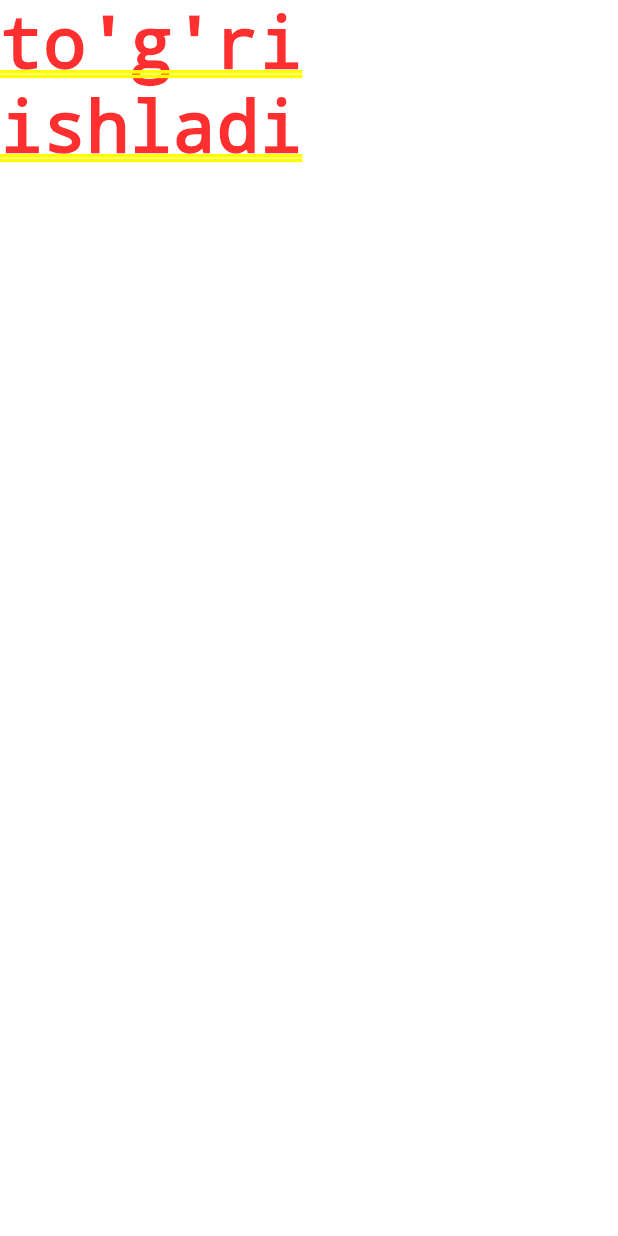
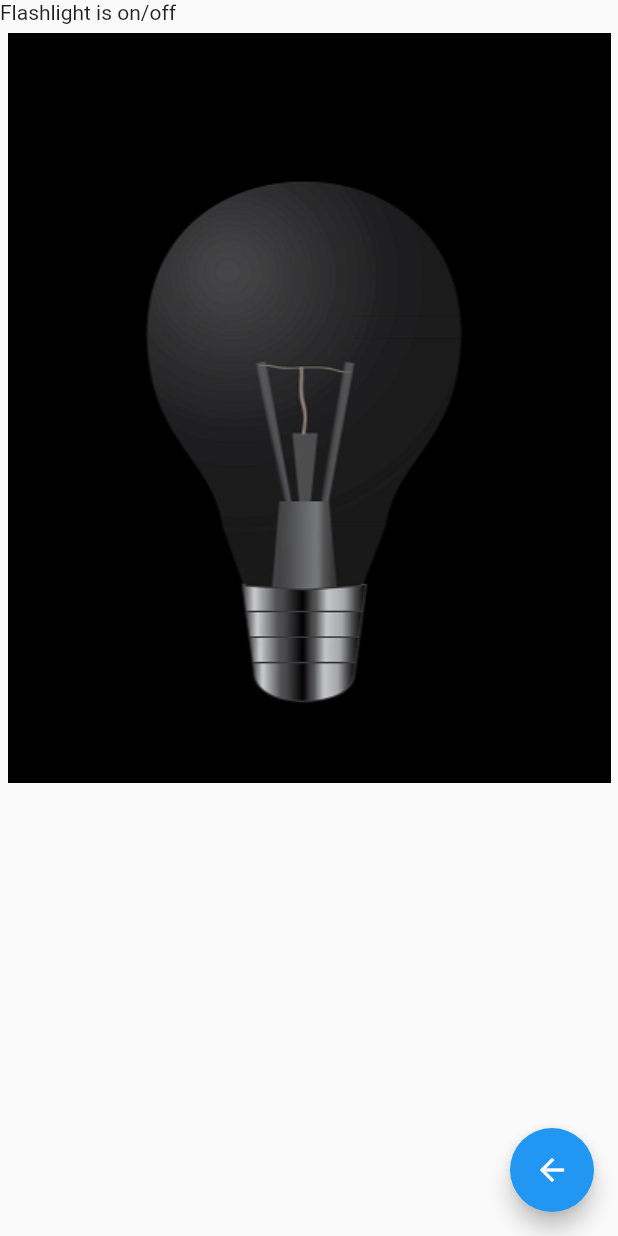
Before and after one commit to sardorbek-jurakulov/flashlight, a Flutter app: the screen it shows after launch, on a phone screen of 412 x 824 dp. Run offline on Flutter 3.47's test engine with Material 2 defaults, Android fonts, the phone set to English and light mode, and no system bars.

Commit message:
Loyihamizga sarlavha matnini joylashtirdik, rasm joylashtirdik, rasmni boshqaruvchi tugmani joylashtirdik

```diff
--- /dev/null
+++ b/lib/flashlight_page.dart
@@ -0,0 +1,26 @@
+import "package:flutter/material.dart";
+
+class FlashLight extends StatefulWidget {
+  const FlashLight({Key? key}) : super(key: key);
+
+  @override
+  State<FlashLight> createState() => _FlashLightState();
+}
+
+class _FlashLightState extends State<FlashLight> {
+  @override
+  Widget build(BuildContext context) {
+    return SafeArea(
+      child: Scaffold(
+        body: ListView(
+          children: [
+            const Text("Flashlight is on/off"),
+            Image.asset("assets/images/flashlight_off.jpg"),
+          ],
+        ),
+        floatingActionButton: FloatingActionButton(
+            onPressed: () {}, child: Icon(Icons.arrow_back)),
+      ),
+    );
+  }
+}
--- a/lib/main.dart
+++ b/lib/main.dart
@@ -1,4 +1,5 @@
 import 'package:flutter/material.dart';
+import 'package:fleshlight/flashlight_page.dart';
 
 void main() {
   runApp(const MyApp());
@@ -15,7 +16,7 @@ class MyApp extends StatelessWidget {
       theme: ThemeData(
         primarySwatch: Colors.blue,
       ),
-      home: const Text("to'g'ri ishladi"),
+      home: const FlashLight(),
     );
   }
 }
--- a/pubspec.yaml
+++ b/pubspec.yaml
@@ -58,9 +58,8 @@ flutter:
   uses-material-design: true
 
   # To add assets to your application, add an assets section, like this:
-  # assets:
-  #   - images/a_dot_burr.jpeg
-  #   - images/a_dot_ham.jpeg
+  assets:
+    - assets/images/
 
   # An image asset can refer to one or more resolution-specific "variants", see
   # https://flutter.dev/assets-and-images/#resolution-aware
```
Also changed, not shown: assets/images/flashlight_off.jpg (added), assets/images/flashlight_on.jpg (added).
